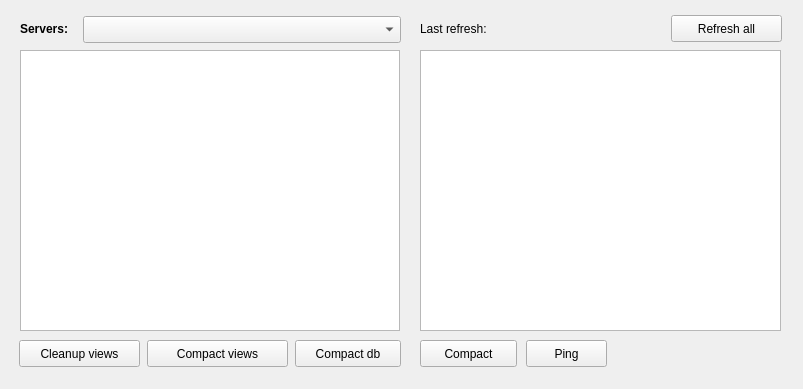
Old version of the form couchman/forms/DB_Manager.ui in the repository kolyanu4/couchman.
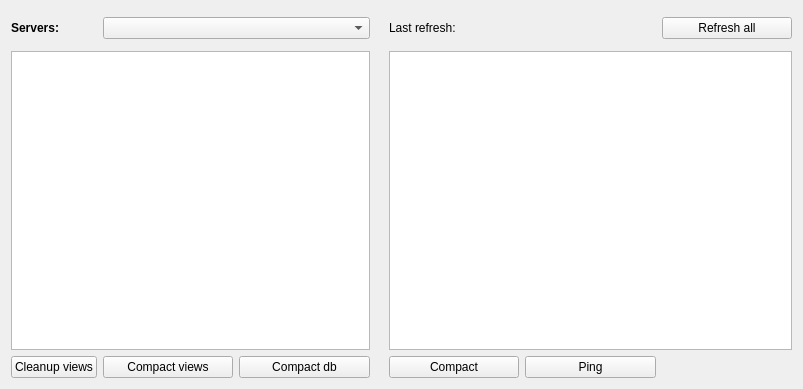
New version of the form.

Patch:
```diff
--- a/couchman/forms/DB_Manager.ui
+++ b/couchman/forms/DB_Manager.ui
@@ -13,15 +13,16 @@
   <property name="windowTitle">
    <string>DB Manager</string>
   </property>
+  <layout class="QGridLayout" name="gridLayout" columnstretch="8,20,20,2,20,20,20">
+   <item row="0" column="6" rowspan="3">
+    <widget class="QPushButton" name="btn_refresh_all">
+     <property name="text">
+      <string>Refresh all</string>
+     </property>
+    </widget>
+   </item>
+   <item row="1" column="0">
   <widget class="QLabel" name="label">
-   <property name="geometry">
-    <rect>
-     <x>20</x>
-     <y>20</y>
-     <width>67</width>
-     <height>17</height>
-    </rect>
-   </property>
    <property name="font">
     <font>
      <weight>75</weight>
@@ -32,28 +33,44 @@
     <string>Servers:</string>
    </property>
   </widget>
-  <widget class="QComboBox" name="cmb_servers">
-   <property name="geometry">
-    <rect>
-     <x>83</x>
-     <y>16</y>
-     <width>318</width>
-     <height>27</height>
-    </rect>
-   </property>
-  </widget>
+   </item>
+   <item row="1" column="5">
+    <widget class="QLabel" name="lbl_last_update">
+     <property name="text">
+      <string/>
+     </property>
+    </widget>
+   </item>
+   <item row="3" column="0" colspan="3">
   <widget class="QTreeView" name="tlw_db_list">
    <property name="enabled">
     <bool>true</bool>
    </property>
-   <property name="geometry">
-    <rect>
-     <x>20</x>
-     <y>50</y>
-     <width>380</width>
-     <height>281</height>
-    </rect>
-   </property>
+     <property name="cursor" stdset="0">
+      <cursorShape>ArrowCursor</cursorShape>
+     </property>
+     <property name="editTriggers">
+      <set>QAbstractItemView::CurrentChanged|QAbstractItemView::DoubleClicked</set>
+     </property>
+     <property name="showDropIndicator" stdset="0">
+      <bool>false</bool>
+     </property>
+     <property name="rootIsDecorated">
+      <bool>false</bool>
+     </property>
+     <property name="itemsExpandable">
+      <bool>false</bool>
+     </property>
+     <property name="expandsOnDoubleClick">
+      <bool>false</bool>
+     </property>
+    </widget>
+   </item>
+   <item row="3" column="4" colspan="3">
+    <widget class="QTreeView" name="tlw_view_list">
+     <property name="enabled">
+      <bool>true</bool>
+     </property>
    <property name="cursor" stdset="0">
     <cursorShape>ArrowCursor</cursorShape>
    </property>
@@ -73,141 +90,53 @@
     <bool>false</bool>
    </property>
   </widget>
+   </item>
+   <item row="4" column="0">
   <widget class="QPushButton" name="btn_clean_views">
-   <property name="geometry">
-    <rect>
-     <x>19</x>
-     <y>340</y>
-     <width>121</width>
-     <height>27</height>
-    </rect>
-   </property>
    <property name="text">
     <string>Cleanup views</string>
    </property>
   </widget>
+   </item>
+   <item row="4" column="1">
   <widget class="QPushButton" name="btn_compact_views">
-   <property name="geometry">
-    <rect>
-     <x>147</x>
-     <y>340</y>
-     <width>141</width>
-     <height>27</height>
-    </rect>
-   </property>
    <property name="text">
     <string>Compact views</string>
    </property>
   </widget>
+   </item>
+   <item row="4" column="2">
   <widget class="QPushButton" name="btn_compact_db">
-   <property name="geometry">
-    <rect>
-     <x>295</x>
-     <y>340</y>
-     <width>106</width>
-     <height>27</height>
-    </rect>
-   </property>
    <property name="text">
     <string>Compact db</string>
    </property>
   </widget>
-  <widget class="QLabel" name="label_2">
-   <property name="geometry">
-    <rect>
-     <x>420</x>
-     <y>20</y>
-     <width>91</width>
-     <height>17</height>
-    </rect>
-   </property>
-   <property name="text">
-    <string>Last refresh:</string>
-   </property>
-  </widget>
-  <widget class="QLabel" name="lbl_last_update">
-   <property name="geometry">
-    <rect>
-     <x>510</x>
-     <y>20</y>
-     <width>111</width>
-     <height>17</height>
-    </rect>
-   </property>
-   <property name="text">
-    <string/>
-   </property>
-  </widget>
-  <widget class="QPushButton" name="btn_refresh_all">
-   <property name="geometry">
-    <rect>
-     <x>671</x>
-     <y>15</y>
-     <width>111</width>
-     <height>27</height>
-    </rect>
-   </property>
-   <property name="text">
-    <string>Refresh all</string>
-   </property>
-  </widget>
-  <widget class="QTreeView" name="tlw_view_list">
-   <property name="enabled">
-    <bool>true</bool>
-   </property>
-   <property name="geometry">
-    <rect>
-     <x>420</x>
-     <y>50</y>
-     <width>361</width>
-     <height>281</height>
-    </rect>
-   </property>
-   <property name="cursor" stdset="0">
-    <cursorShape>ArrowCursor</cursorShape>
-   </property>
-   <property name="editTriggers">
-    <set>QAbstractItemView::CurrentChanged|QAbstractItemView::DoubleClicked</set>
-   </property>
-   <property name="showDropIndicator" stdset="0">
-    <bool>false</bool>
-   </property>
-   <property name="rootIsDecorated">
-    <bool>false</bool>
-   </property>
-   <property name="itemsExpandable">
-    <bool>false</bool>
-   </property>
-   <property name="expandsOnDoubleClick">
-    <bool>false</bool>
-   </property>
-  </widget>
+   </item>
+   <item row="1" column="1" colspan="2">
+    <widget class="QComboBox" name="cmb_servers"/>
+   </item>
+   <item row="4" column="4">
   <widget class="QPushButton" name="btn_compact">
-   <property name="geometry">
-    <rect>
-     <x>420</x>
-     <y>340</y>
-     <width>97</width>
-     <height>27</height>
-    </rect>
-   </property>
    <property name="text">
     <string>Compact</string>
    </property>
   </widget>
+   </item>
+   <item row="4" column="5">
   <widget class="QPushButton" name="btn_ping">
-   <property name="geometry">
-    <rect>
-     <x>526</x>
-     <y>340</y>
-     <width>81</width>
-     <height>27</height>
-    </rect>
-   </property>
    <property name="text">
     <string>Ping</string>
    </property>
   </widget>
+   </item>
+   <item row="1" column="4">
+    <widget class="QLabel" name="label_2">
+     <property name="text">
+      <string>Last refresh:</string>
+     </property>
+    </widget>
+   </item>
+  </layout>
   <action name="actionClosemanager">
    <property name="checkable">
     <bool>true</bool>
```
Lines whose indentation alone changed are shown as unchanged.
